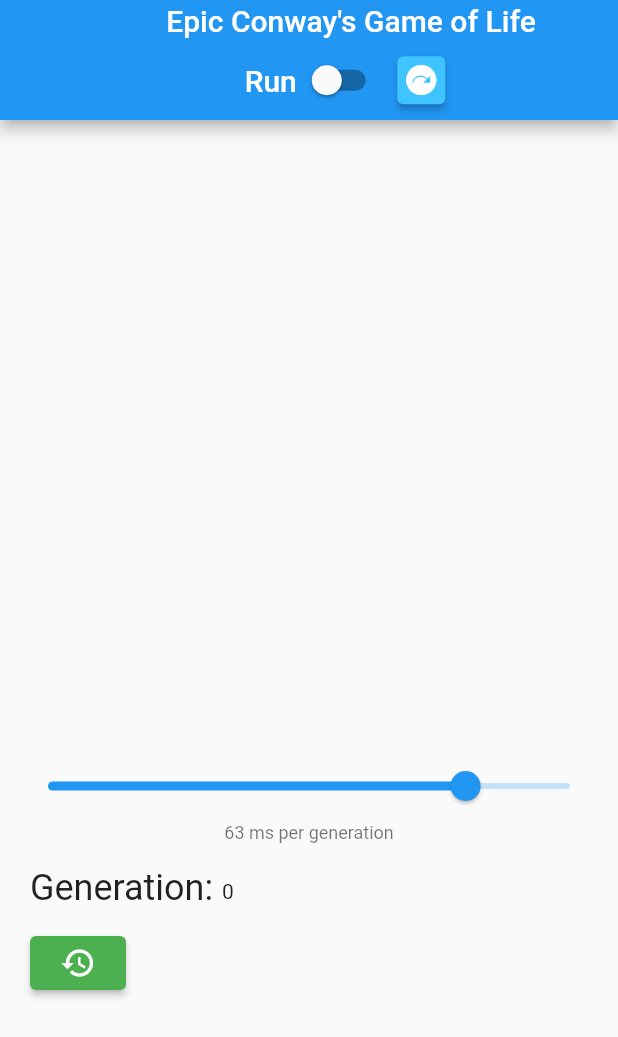
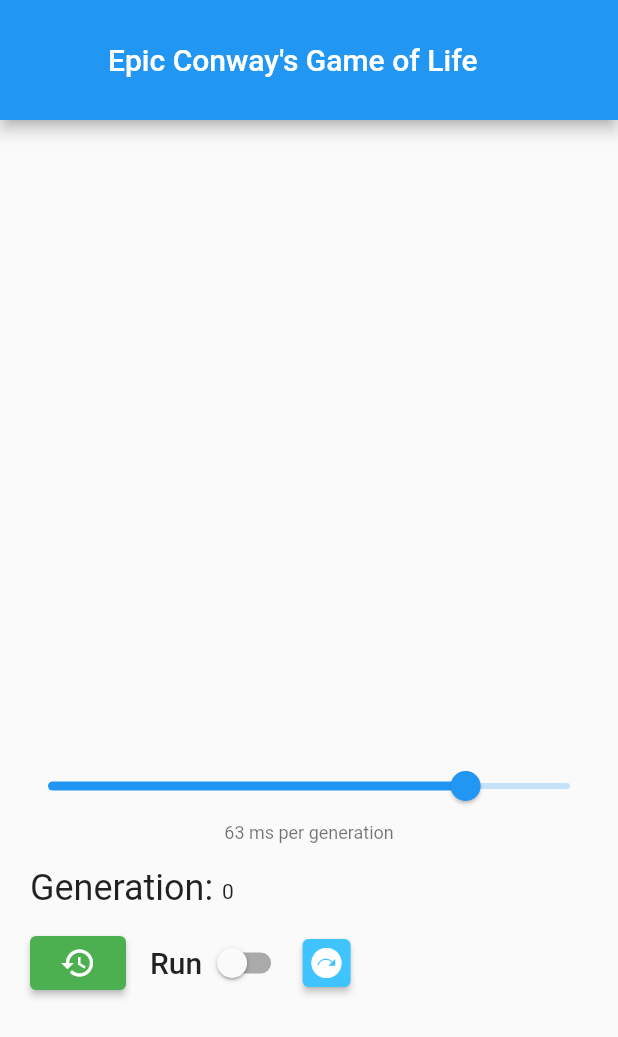
Before and after one commit to richardnd5/flutter-website, a Flutter app: the GameOfLifePage screen opened directly, on a phone screen of 412 x 824 dp. Shown: the top 1037 px of the screen. Run offline on Flutter 3.47's test engine with Material 2 defaults, Android fonts, the light colour scheme and no system bars; our stand-ins replace font_awesome_flutter, google_fonts, video_player; missing offline and left inert: dart:html, dart:js.

Commit message:
moves game of life actions to below

```diff
--- a/lib/gameOfLife/views/pages/game_of_life_page.dart
+++ b/lib/gameOfLife/views/pages/game_of_life_page.dart
@@ -1,8 +1,8 @@
 import 'package:flutter/material.dart';
 import 'package:flutter_website/gameOfLife/services/game_of_life_service.dart';
-import 'package:flutter_website/pixel/views/components/two_finger_interactive_viewer.dart';
 import 'package:flutter_website/views/helpers/page_gradient.dart';
 import 'package:provider/provider.dart';
+
 import '../components/game_of_life_painter.dart';
 
 class GameOfLifePage extends StatefulWidget {
@@ -77,42 +77,7 @@ class _GameOfLifePageState extends State<GameOfLifePage> {
         appBar: AppBar(
           leading: Container(),
           toolbarHeight: 80,
-          title: Column(
-            children: [
-              Text("Epic Conway's Game of Life"),
-              SizedBox(height: 4),
-              Row(
-                mainAxisAlignment: MainAxisAlignment.center,
-                children: [
-                  Text(
-                    'Run',
-                    style: Theme.of(context)
-                        .textTheme
-                        .headline6
-                        ?.copyWith(color: Colors.white),
-                  ),
-                  Switch(
-                    value: watched.simulationOn,
-                    onChanged: game?.handleToggle,
-                  ),
-                  ElevatedButton(
-                    onPressed: watched.simulationOn
-                        ? null
-                        : () => game?.setNextState(),
-                    child: Icon(
-                      Icons.next_plan,
-                    ),
-                    style: ElevatedButton.styleFrom(
-                      padding: EdgeInsets.zero,
-                      minimumSize: Size(32, 32),
-                      maximumSize: Size(32, 32),
-                      primary: Colors.lightBlueAccent,
-                    ),
-                  ),
-                ],
-              ),
-            ],
-          ),
+          title: const Text("Epic Conway's Game of Life"),
         ),
         body: SingleChildScrollView(
           child: Column(
@@ -163,8 +128,8 @@ class _GameOfLifePageState extends State<GameOfLifePage> {
       child: Column(
         crossAxisAlignment: CrossAxisAlignment.start,
         children: [
-          Padding(
-            padding: const EdgeInsets.symmetric(horizontal: 12),
+          const Padding(
+            padding: EdgeInsets.symmetric(horizontal: 12),
           ),
           Slider(
             min: sliderRange.lowerBound,
@@ -173,7 +138,7 @@ class _GameOfLifePageState extends State<GameOfLifePage> {
             onChanged: game?.handleSlider,
           ),
           Padding(
-            padding: EdgeInsets.only(bottom: 16),
+            padding: const EdgeInsets.only(bottom: 16),
             child: SizedBox(
               width: double.infinity,
               child: Text(
@@ -207,15 +172,37 @@ class _GameOfLifePageState extends State<GameOfLifePage> {
               ],
             ),
           ),
-          SizedBox(height: 8),
+          const SizedBox(height: 8),
           Padding(
             padding: const EdgeInsets.symmetric(horizontal: 12),
             child: Row(
               children: [
                 ElevatedButton(
                   onPressed: game?.createRandomGrid,
-                  child: Icon(Icons.restore),
+                  child: const Icon(Icons.restore),
                   style: ElevatedButton.styleFrom(primary: Colors.green),
+                ),
+                const SizedBox(width: 16),
+                Text(
+                  'Run',
+                  style: Theme.of(context).textTheme.headline6,
+                ),
+                Switch(
+                  value: watched.simulationOn,
+                  onChanged: game?.handleToggle,
+                ),
+                ElevatedButton(
+                  onPressed:
+                      watched.simulationOn ? null : () => game?.setNextState(),
+                  child: const Icon(
+                    Icons.next_plan,
+                  ),
+                  style: ElevatedButton.styleFrom(
+                    padding: EdgeInsets.zero,
+                    minimumSize: const Size(32, 32),
+                    maximumSize: const Size(32, 32),
+                    primary: Colors.lightBlueAccent,
+                  ),
                 ),
               ],
             ),
```
